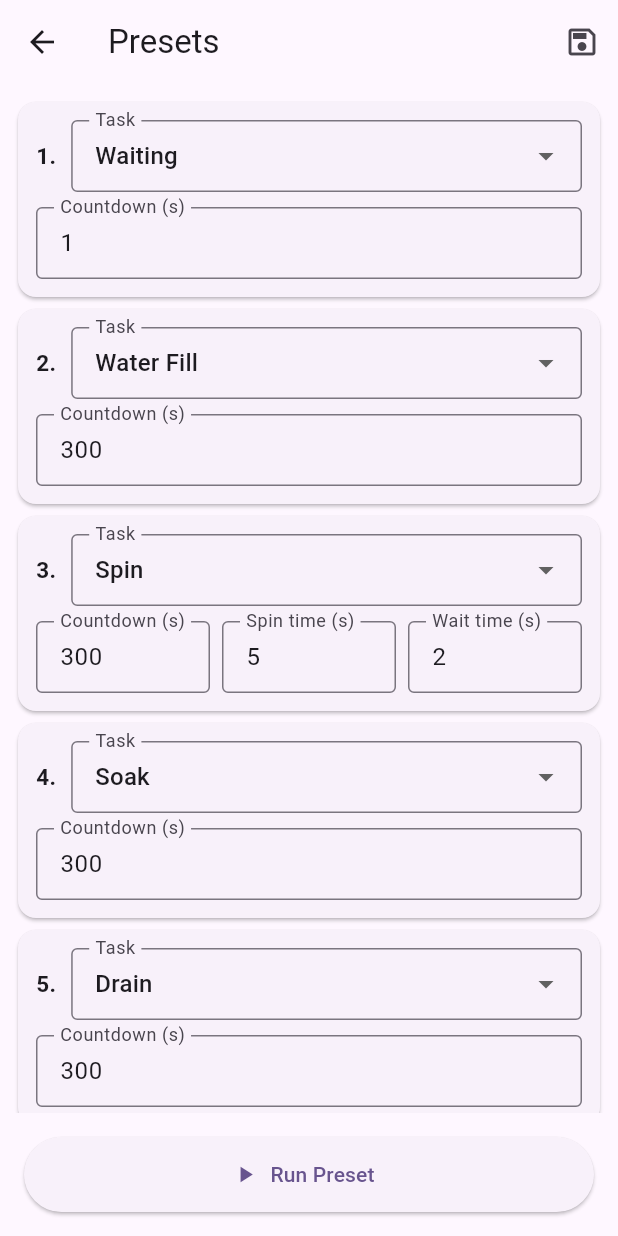
After one commit to HuzaifaIrfan-Mobile/smart-washing-machine-app, a Flutter app: the screen it shows after launch, after a tap on the "tune" icon, on a phone screen of 412 x 824 dp. The commit adds this screen. Run offline on Flutter 3.47's test engine with Material 3 defaults, Android fonts, the phone set to English and light mode, and no system bars; our stand-ins replace percent_indicator, shared_preferences; missing offline and left inert: lan_scanner; network calls fail; statements that could not run were skipped.

Commit message:
v1.1.1 preset screen

```diff
--- /dev/null
+++ b/lib/washing_machine/preset/preset_screen.dart
@@ -0,0 +1,300 @@
+import 'package:flutter/material.dart';
+import 'package:shared_preferences/shared_preferences.dart';
+import 'dart:convert';
+import '../washing_machine.dart';
+
+const _kPrefsKey = 'preset_task_sequence';
+
+class _TaskDef {
+  final String label;
+  final int min;
+  final int defaultVal;
+  final int max;
+  const _TaskDef(this.label, this.min, this.defaultVal, this.max);
+}
+
+const List<_TaskDef> kTasks = [
+  _TaskDef('Waiting',    1,   5,    60),    // 0
+  _TaskDef('Water Fill', 30,  300,   1200),  // 1
+  _TaskDef('Spin',       30,  300,  600),   // 2
+  _TaskDef('Soak',       60,  300,  1800),  // 3
+  _TaskDef('Drain',      120, 300,  1200),  // 4
+  _TaskDef('Dry',        60,  120,  300),   // 5
+  _TaskDef('End',        20,  20,   30),    // 6
+];
+
+// Default wash program:
+// [task, countdown, spin_time, wait_time]
+// 0=Waiting, 1=Fill, 2=Spin, 3=Soak, 4=Drain, 6=End
+final List<List<int>> kDefaultSequence = [
+  [0, 1,   0, 0],  //  1 - Waiting
+  [1, 300, 0, 0],  //  2 - Fill
+  [2, 300, 5, 2],  //  3 - Wash (spin)
+  [3, 300, 0, 0],  //  4 - Soak
+  [4, 300, 0, 0],  //  5 - Drain
+  [1, 300, 0, 0],  //  6 - Fill
+  [2, 300, 5, 2],  //  7 - Wash (spin)
+  [4, 300, 0, 0],  //  8 - Drain
+  [2, 120, 0, 0],  //  9 - Spin (dry spin)
+  [0, 1,   0, 0],  // 10 - Wait
+  [0, 1,   0, 0],  // 11 - Wait
+  [0, 1,   0, 0],  // 12 - Wait
+  [0, 1,   0, 0],  // 13 - Wait
+  [0, 1,   0, 0],  // 14 - Wait
+  [0, 1,   0, 0],  // 15 - Wait
+  [6, 20,  0, 0],  // 16 - End
+];
+
+class PresetScreen extends StatefulWidget {
+  const PresetScreen({super.key});
+
+  @override
+  State<PresetScreen> createState() => _PresetScreenState();
+}
+
+class _PresetScreenState extends State<PresetScreen> {
+  List<List<int>> _seq = kDefaultSequence.map((e) => List<int>.from(e)).toList();
+  bool _loading = true;
+
+  @override
+  void initState() {
+    super.initState();
+    _load();
+  }
+
+  Future<void> _load() async {
+
+
+    // Fall back to SharedPreferences
+    try {
+      final prefs = await SharedPreferences.getInstance();
+      final raw = prefs.getString(_kPrefsKey);
+      if (raw != null) {
+        final decoded = (jsonDecode(raw) as List)
+            .map<List<int>>((e) => List<int>.from(e))
+            .toList();
+        if (decoded.length == 16) {
+          setState(() {
+            _seq = decoded;
+            _loading = false;
+          });
+          return;
+        }
+      }
+    } catch (_) {}
+
+    // Use built-in default
+    setState(() => _loading = false);
+  }
+
+  Future<void> _save() async {
+    final prefs = await SharedPreferences.getInstance();
+    await prefs.setString(_kPrefsKey, jsonEncode(_seq));
+    if (mounted) {
+      ScaffoldMessenger.of(context).showSnackBar(
+        const SnackBar(content: Text('Preset saved'), duration: Duration(seconds: 2)),
+      );
+    }
+  }
+
+  void _onTaskChanged(int i, int? newTask) {
+    if (newTask == null) return;
+    final def = kTasks[newTask];
+    setState(() {
+      _seq[i][0] = newTask;
+      _seq[i][1] = def.defaultVal;
+      _seq[i][2] = newTask == 2 ? 5 : 0;
+      _seq[i][3] = newTask == 2 ? 2 : 0;
+    });
+  }
+
+  void _runPreset() {
+    WashingMachine.instance.setTaskSequence(List.from(_seq));
+    ScaffoldMessenger.of(context).showSnackBar(
+      const SnackBar(content: Text('Sequence sent to machine')),
+    );
+
+     WashingMachine.instance.getTaskSequence();
+  }
+
+  @override
+  Widget build(BuildContext context) {
+    return Scaffold(
+      appBar: AppBar(
+        title: const Text('Presets'),
+        actions: [
+          IconButton(
+            icon: const Icon(Icons.save_outlined),
+            tooltip: 'Save',
+            onPressed: _save,
+          ),
+        ],
+      ),
+      body: _loading
+          ? const Center(child: CircularProgressIndicator())
+          : ListView.builder(
+              padding: const EdgeInsets.fromLTRB(12, 12, 12, 100),
+              itemCount: 16,
+              itemBuilder: (_, i) => _StepCard(
+                index: i,
+                step: _seq[i],
+                onTaskChanged: (v) => _onTaskChanged(i, v),
+                onCountdownChanged: (v) {
+                  final n = int.tryParse(v);
+                  if (n != null) setState(() => _seq[i][1] = n);
+                },
+                onSpinTimeChanged: (v) {
+                  final n = int.tryParse(v);
+                  if (n != null) setState(() => _seq[i][2] = n);
+                },
+                onWaitTimeChanged: (v) {
+                  final n = int.tryParse(v);
+                  if (n != null) setState(() => _seq[i][3] = n);
+                },
+              ),
+            ),
+      bottomNavigationBar: SafeArea(
+        child: Padding(
+          padding: const EdgeInsets.all(16),
+          child: ElevatedButton.icon(
+            onPressed: _runPreset,
+            icon: const Icon(Icons.play_arrow),
+            label: const Text('Run Preset'),
+            style: ElevatedButton.styleFrom(
+              minimumSize: const Size.fromHeight(50),
+            ),
+          ),
+        ),
+      ),
+    );
+  }
+}
+
+// ── Step card ─────────────────────────────────────────────────────────────────
+
+class _StepCard extends StatelessWidget {
+  const _StepCard({
+    required this.index,
+    required this.step,
+    required this.onTaskChanged,
+    required this.onCountdownChanged,
+    required this.onSpinTimeChanged,
+    required this.onWaitTimeChanged,
+  });
+
+  final int index;
+  final List<int> step;
+  final ValueChanged<int?> onTaskChanged;
+  final ValueChanged<String> onCountdownChanged;
+  final ValueChanged<String> onSpinTimeChanged;
+  final ValueChanged<String> onWaitTimeChanged;
+
+  @override
+  Widget build(BuildContext context) {
+    final taskId = step[0];
+    final def = kTasks[taskId];
+    final isSpin = taskId == 2;
+
+    return Card(
+      margin: const EdgeInsets.only(bottom: 8),
+      child: Padding(
+        padding: const EdgeInsets.all(12),
+        child: Column(
+          crossAxisAlignment: CrossAxisAlignment.start,
+          children: [
+            Row(
+              children: [
+                Text(
+                  '${index + 1}.',
+                  style: const TextStyle(fontWeight: FontWeight.bold, fontSize: 15),
+                ),
+                const SizedBox(width: 10),
+                Expanded(
+                  child: DropdownButtonFormField<int>(
+                    value: taskId,
+                    decoration: const InputDecoration(
+                      labelText: 'Task',
+                      isDense: true,
+                      border: OutlineInputBorder(),
+                    ),
+                    items: List.generate(
+                      kTasks.length,
+                      (t) => DropdownMenuItem(
+                        value: t,
+                        child: Text(kTasks[t].label),
+                      ),
+                    ),
+                    onChanged: onTaskChanged,
+                  ),
+                ),
+              ],
+            ),
+            const SizedBox(height: 10),
+            Row(
+              children: [
+                Expanded(
+                  child: _NumField(
+                    label: 'Countdown (s)',
+                    hint: '${def.min}–${def.max}',
+                    value: step[1],
+                    onChanged: onCountdownChanged,
+                  ),
+                ),
+                if (isSpin) ...[
+                  const SizedBox(width: 8),
+                  Expanded(
+                    child: _NumField(
+                      label: 'Spin time (s)',
+                      value: step[2],
+                      onChanged: onSpinTimeChanged,
+                    ),
+                  ),
+                  const SizedBox(width: 8),
+                  Expanded(
+                    child: _NumField(
+                      label: 'Wait time (s)',
+                      value: step[3],
+                      onChanged: onWaitTimeChanged,
+                    ),
+                  ),
+                ],
+              ],
+            ),
+          ],
+        ),
+      ),
+    );
+  }
+}
+
+// ── Reusable number field ─────────────────────────────────────────────────────
+
+class _NumField extends StatelessWidget {
+  const _NumField({
+    required this.label,
+    required this.value,
+    required this.onChanged,
+    this.hint,
+  });
+
+  final String label;
+  final int value;
+  final ValueChanged<String> onChanged;
+  final String? hint;
+
+  @override
+  Widget build(BuildContext context) {
+    return TextFormField(
+      key: ValueKey('$label$value'),
+      initialValue: value.toString(),
+      keyboardType: TextInputType.number,
+      decoration: InputDecoration(
+        labelText: label,
+        hintText: hint,
+        isDense: true,
+        border: const OutlineInputBorder(),
+      ),
+      onChanged: onChanged,
+    );
+  }
+}
--- a/lib/washing_machine/settings/defaults.dart
+++ b/lib/washing_machine/settings/defaults.dart
@@ -1,4 +1,4 @@
-String defaultHostname = "192.168.10.225";
+String defaultHostname = "192.168.18.101";
 String defaultOctet = "101";
 String defaultFillingTaskCountdown = "600";
 String defaultWashingTaskCountdown = "300";
--- a/lib/washing_machine/washing_machine_screen.dart
+++ b/lib/washing_machine/washing_machine_screen.dart
@@ -1,5 +1,7 @@
 import 'package:flutter/material.dart';
 import 'package:smart_washing_machine_app/washing_machine/task_sequence_widget.dart';
+
+import 'preset/preset_screen.dart';
 import 'settings/settings_screen.dart';
 import 'scanner/scanner_screen.dart';
 import 'dart:async';
@@ -28,20 +30,25 @@ class WashingMachineScreenState extends State<WashingMachineScreen> {
     setupRefreshCurrentStatusTimer();
   }
 
-  void setupRefreshCurrentStatusTimer() {
-    WashingMachine.instance.getTaskSequence();
+  Future<void> setupRefreshCurrentStatusTimer() async {
+    WashingMachine.instance.refreshCurrentStatus();
+
+    cancelRefreshCurrentStatusTimer();
+
     Duration period = const Duration(seconds: 1);
     timer = Timer.periodic(period, (arg) {
       WashingMachine.instance.refreshCurrentStatus();
       setState(() {});
     });
+
+    WashingMachine.instance.getTaskSequence();
   }
 
-  void cancelRefreshCurrentStatusTimer() {
+  Future<void> cancelRefreshCurrentStatusTimer() async {
     timer?.cancel();
   }
 
-  void getOctetHostname() async {
+  Future<void> getOctetHostname() async {
     debugPrint('Getting Octet Hostname');
     String subnet = ipToCSubnet(await getLocalIp() ?? '192.168.18.101');
     print('subnet $subnet');
@@ -84,6 +91,18 @@ class WashingMachineScreenState extends State<WashingMachineScreen> {
 
     debugPrint('WashingMachineScreen');
     initSettingsInOrder();
+  }
+
+  void openPresetScreen() async {
+    await WashingMachine.instance.pauseMachine();
+    await cancelRefreshCurrentStatusTimer();
+    await Navigator.push(
+      context,
+      MaterialPageRoute(builder: (context) => const PresetScreen()),
+    );
+
+    await WashingMachine.instance.loadSettings();
+    await setupRefreshCurrentStatusTimer();
   }
 
   void openScannerScreen() async {
@@ -135,6 +154,18 @@ class WashingMachineScreenState extends State<WashingMachineScreen> {
                       color: Colors.indigo,
                       fontWeight: FontWeight.bold,
                     ),
+                  ),
+                  FloatingActionButton(
+                    heroTag: "refreshTimer",
+                    onPressed: setupRefreshCurrentStatusTimer,
+                    tooltip: 'refreshTimer',
+                    child: const Icon(Icons.refresh),
+                  ),
+                  FloatingActionButton(
+                    heroTag: "openPreset",
+                    onPressed: openPresetScreen,
+                    tooltip: 'Open Preset Screen',
+                    child: const Icon(Icons.tune),
                   ),
                   FloatingActionButton(
                     heroTag: "openScanner",
--- a/pubspec.yaml
+++ b/pubspec.yaml
@@ -40,6 +40,7 @@ dependencies:
   percent_indicator: ^4.2.3
   lan_scanner: ^4.0.0+1
 
+
 dev_dependencies:
   flutter_test:
     sdk: flutter
@@ -49,7 +50,7 @@ dev_dependencies:
   # activated in the `analysis_options.yaml` file located at the root of your
   # package. See that file for information about deactivating specific lint
   # rules and activating additional ones.
-  flutter_lints: ^2.0.0
+  flutter_lints: ^6.0.0
 
 # For information on the generic Dart part of this file, see the
 # following page: https://dart.dev/tools/pub/pubspec
```
Also changed, not shown: lib/washing_machine/settings/settings_screen.dart (+78 -39 lines), lib/washing_machine/washing_machine.dart (+31 -10 lines), pubspec.lock, 2 other files.
